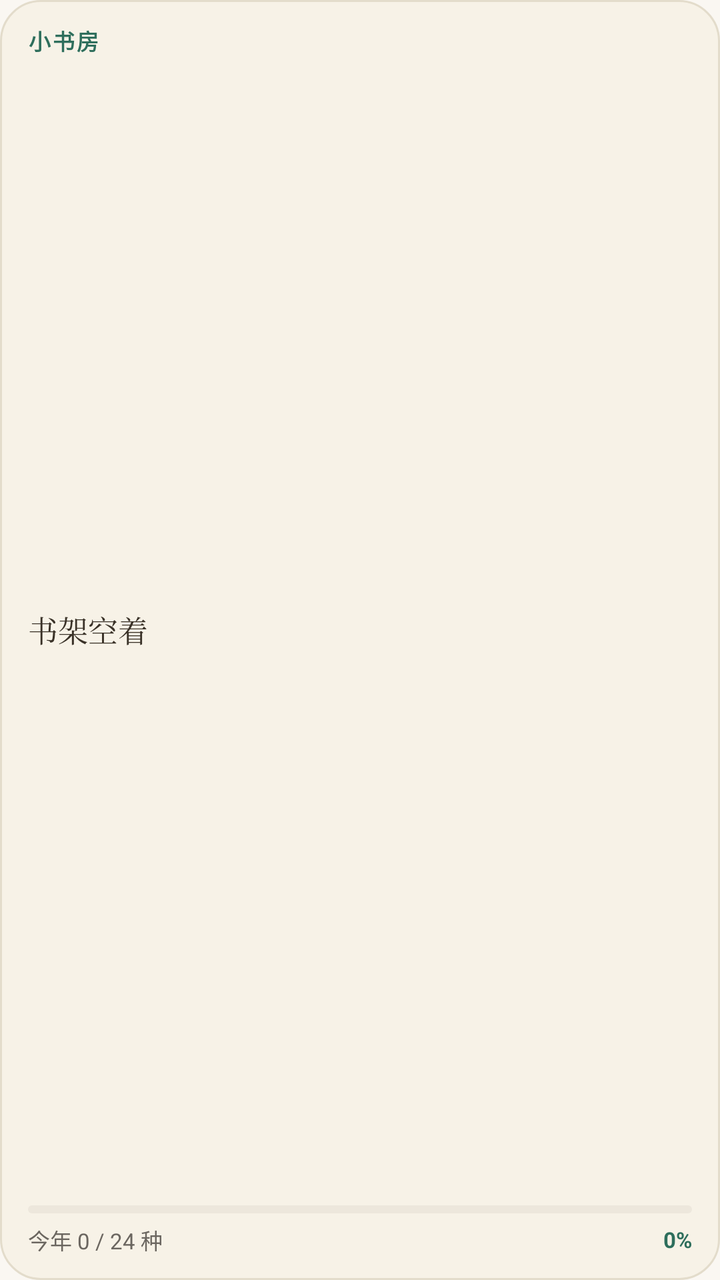
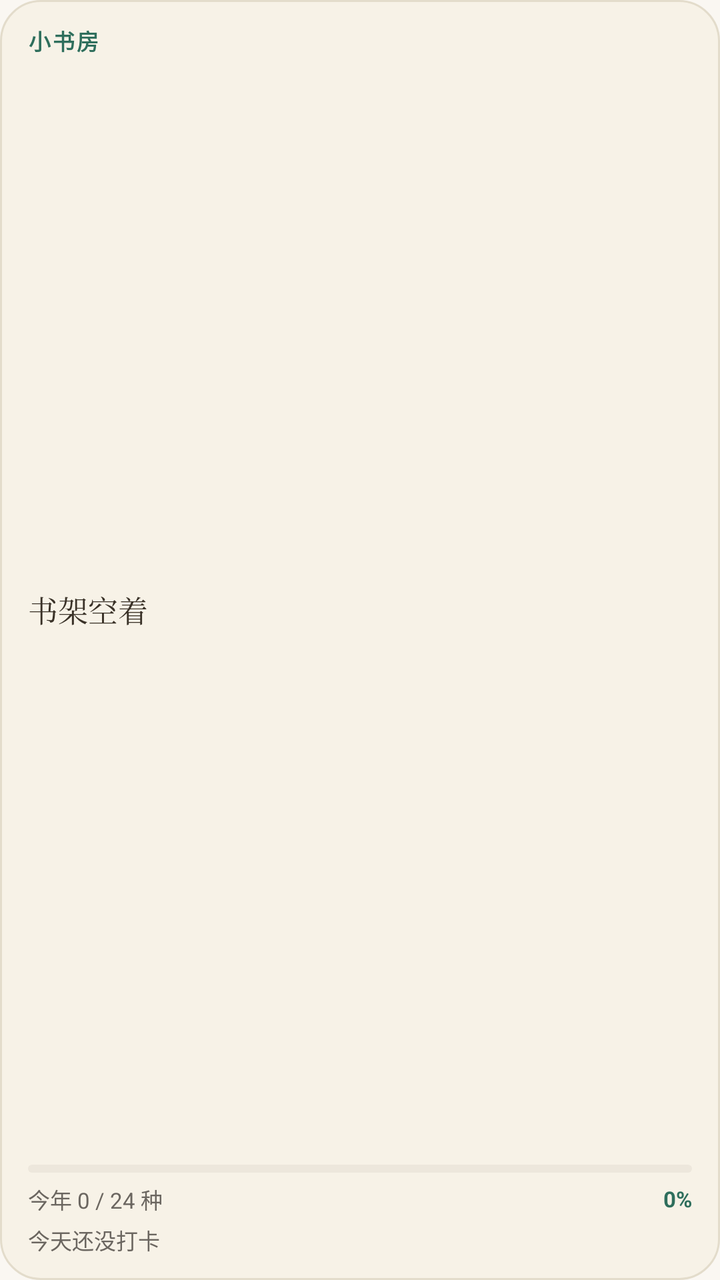

Screens rendered from an Android XML layout before and after an edit, with the pre-edit source and the edit as a unified diff.
<!-- AndroidManifest.xml: application theme Theme.Bookshelf -->
<!-- res/layout/widget_reading.xml -->
<?xml version="1.0" encoding="utf-8"?>
<LinearLayout xmlns:android="http://schemas.android.com/apk/res/android"
    android:id="@+id/widget_root"
    android:layout_width="match_parent"
    android:layout_height="match_parent"
    android:background="@drawable/bg_widget"
    android:orientation="vertical"
    android:paddingStart="14dp"
    android:paddingTop="12dp"
    android:paddingEnd="14dp"
    android:paddingBottom="12dp">

    <TextView
        android:id="@+id/widget_brand"
        android:layout_width="match_parent"
        android:layout_height="wrap_content"
        android:letterSpacing="0.08"
        android:text="小书房"
        android:textColor="@color/widget_title"
        android:textSize="11sp"
        android:textStyle="bold" />

    <TextView
        android:id="@+id/widget_reading"
        android:layout_width="match_parent"
        android:layout_height="0dp"
        android:layout_marginTop="5dp"
        android:layout_weight="1"
        android:ellipsize="end"
        android:fontFamily="serif"
        android:gravity="center_vertical"
        android:maxLines="2"
        android:text="书架空着"
        android:textColor="@color/widget_text"
        android:textSize="15sp" />

    <ImageView
        android:id="@+id/widget_progress"
        android:layout_width="match_parent"
        android:layout_height="4dp"
        android:layout_marginTop="6dp"
        android:importantForAccessibility="no"
        android:scaleType="fitXY"
        android:src="@drawable/progress_widget" />

    <LinearLayout
        android:layout_width="match_parent"
        android:layout_height="wrap_content"
        android:layout_marginTop="5dp"
        android:gravity="center_vertical"
        android:orientation="horizontal">

        <TextView
            android:id="@+id/widget_goal"
            android:layout_width="0dp"
            android:layout_height="wrap_content"
            android:layout_weight="1"
            android:ellipsize="end"
            android:singleLine="true"
            android:text="今年 0 / 24 种"
            android:textColor="@color/widget_sub"
            android:textSize="11sp" />

        <TextView
            android:id="@+id/widget_percent"
            android:layout_width="wrap_content"
            android:layout_height="wrap_content"
            android:layout_marginStart="6dp"
            android:singleLine="true"
            android:text="0%"
            android:textColor="@color/widget_title"
            android:textSize="11sp"
            android:textStyle="bold" />
    </LinearLayout>

    
    <TextView
        android:id="@+id/widget_due"
        android:layout_width="match_parent"
        android:layout_height="wrap_content"
        android:layout_marginTop="2dp"
        android:ellipsize="end"
        android:singleLine="true"
        android:textColor="@color/widget_error"
        android:textSize="11sp"
        android:visibility="gone" />

    <TextView
        android:id="@+id/widget_due_today"
        android:layout_width="match_parent"
        android:layout_height="wrap_content"
        android:layout_marginTop="1dp"
        android:ellipsize="end"
        android:singleLine="true"
        android:textColor="@color/widget_sub"
        android:textSize="11sp"
        android:visibility="gone" />
</LinearLayout>
<!-- resources referenced by this layout -->
<resources>
  <dimen name="radius_xl">20dp</dimen>
  <style name="Theme.Bookshelf.Base" parent="Theme.Material3.Light.NoActionBar">
          
          <item name="android:colorBackground">@color/bg_page</item>
          
          <item name="colorPrimary">@color/primary</item>
          <item name="colorPrimaryVariant">@color/primary_dark</item>
          <item name="colorSecondary">@color/accent</item>
          <item name="colorOnPrimary">#FFFFFF</item>
          
          
          <item name="text_size_overline">@dimen/text_caption</item>
          <item name="header_bg">@color/primary</item>
          <item name="header_fg">#FFFFFF</item>
          
          <item name="android:statusBarColor">?attr/header_bg</item>
          <item name="android:windowLightStatusBar">false</item>
          
          <item name="android:windowActivityTransitions">true</item>
          
          <item name="surface">@color/surface</item>
          <item name="surface_dim">@color/surface_dim</item>
          <item name="outline">@color/outline</item>
          <item name="outline_strong">@color/outline_strong</item>
          <item name="on_surface">@color/text_main</item>
          <item name="on_surface_variant">@color/text_sub</item>
          
          <item name="primary_container">@color/green_container</item>
          <item name="on_primary_container">@color/green_on_container</item>
          
          <item name="checkin_selected_bg">?attr/primary_container</item>
          <item name="checkin_selected_stroke">@android:color/transparent</item>
          
          <item name="checkin_day_ring">?attr/outline_strong</item>
          
          <item name="checkin_adjacent_text">@color/checkin_adjacent_text</item>
          
          <item name="checkin_today_bg">?attr/accent_text</item>
          <item name="checkin_on_today">@color/checkin_on_today</item>
          <item name="checkin_today_ring">?attr/on_surface_variant</item>
          
          <item name="checkin_holiday_text">?attr/accent_text</item>
          
          <item name="chip_bg">@color/chip_bg</item>
          
          <item name="accent_text">@color/accent_text</item>
          
          <item name="dock_bg">@color/dock_surface</item>
          
          <item name="colorOnSurface">@color/text_main</item>
          <item name="colorOnSurfaceVariant">@color/text_sub</item>
          <item name="colorOnBackground">@color/text_main</item>
          <item name="colorSurface">@color/surface</item>
          <item name="colorSurfaceBright">@color/surface</item>
          <item name="colorSurfaceDim">@color/surface_dim</item>
          <item name="colorSurfaceContainer">@color/surface</item>
          <item name="colorSurfaceContainerLow">@color/surface</item>
          <item name="colorSurfaceContainerLowest">@color/surface</item>
          <item name="colorSurfaceContainerHigh">@color/surface</item>
          <item name="colorSurfaceContainerHighest">@color/surface_dim</item>
          <item name="colorOutline">@color/outline</item>
          <item name="colorOutlineVariant">@color/outline</item>
          
          <item name="elevationOverlayEnabled">false</item>
          
          <item name="materialButtonStyle">@style/Widget.Bookshelf.Button</item>
          <item name="textInputStyle">@style/Widget.Bookshelf.TextField</item>
          <item name="materialCardViewStyle">@style/Widget.Bookshelf.MaterialCard</item>
          
          <item name="chipStyle">@style/Widget.Bookshelf.Chip</item>
          <item name="chipGroupStyle">@style/Widget.Bookshelf.ChipGroup</item>
          
          <item name="materialAlertDialogTheme">@style/ThemeOverlay.Bookshelf.Dialog</item>
          
          <item name="bottomSheetDialogTheme">@style/ThemeOverlay.Bookshelf.BottomSheet</item>
      </style>
  <color name="accent">#C08A3E</color>
  <color name="bg_page">#FAF7F2</color>
  <color name="surface">#FFFDF9</color>
  <color name="outline">#E6E0D5</color>
  <color name="checkin_on_today">#FFFFFF</color>
  <dimen name="radius_md">12dp</dimen>
  <dimen name="radius_2xl">24dp</dimen>
  <!-- unchanged entries left out for length: 46 -->
</resources>

<!-- the commit's change to res/layout/widget_reading.xml (unified diff, before → after) -->
@@ -75,6 +75,18 @@
 
     
     <TextView
+        android:id="@+id/widget_today"
+        android:layout_width="match_parent"
+        android:layout_height="wrap_content"
+        android:layout_marginTop="4dp"
+        android:ellipsize="end"
+        android:singleLine="true"
+        android:text="今天还没打卡"
+        android:textColor="@color/widget_sub"
+        android:textSize="11sp" />
+
+    
+    <TextView
         android:id="@+id/widget_due"
         android:layout_width="match_parent"
         android:layout_height="wrap_content"
<!-- resource entries referenced after the edit -->
@@ -31,15 +31,15 @@
           <item name="on_primary_container">@color/green_on_container</item>
           
           <item name="checkin_selected_bg">?attr/primary_container</item>
-          <item name="checkin_selected_stroke">@android:color/transparent</item>
+          <item name="checkin_selected_stroke">?attr/colorPrimary</item>
           
           <item name="checkin_day_ring">?attr/outline_strong</item>
           
           <item name="checkin_adjacent_text">@color/checkin_adjacent_text</item>
           
-          <item name="checkin_today_bg">?attr/accent_text</item>
-          <item name="checkin_on_today">@color/checkin_on_today</item>
-          <item name="checkin_today_ring">?attr/on_surface_variant</item>
+          <item name="checkin_today_bg">?attr/colorPrimary</item>
+          <item name="checkin_on_today">?attr/colorOnPrimary</item>
+          <item name="checkin_today_ring">?attr/colorPrimary</item>
           
           <item name="checkin_holiday_text">?attr/accent_text</item>
           
@@ -80,7 +80,6 @@
   <color name="bg_page">#FAF7F2</color>
   <color name="surface">#FFFDF9</color>
   <color name="outline">#E6E0D5</color>
-  <color name="checkin_on_today">#FFFFFF</color>
   <dimen name="radius_md">12dp</dimen>
   <dimen name="radius_2xl">24dp</dimen>
   <!-- unchanged entries left out for length: 46 -->
